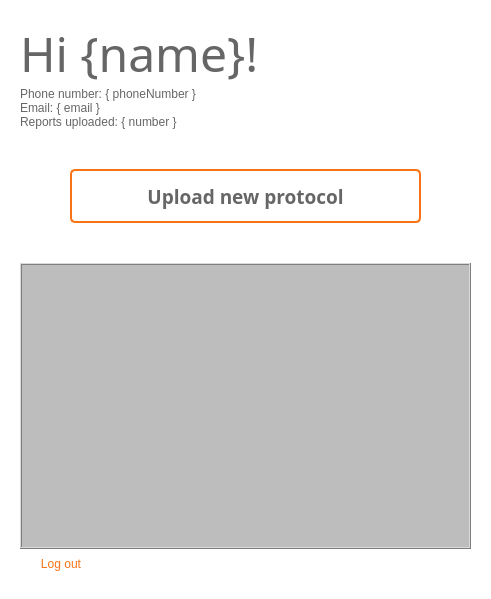
Above: userpanel.ui from Ph4sm4/FinelogApp before the change. Below: the same form after it.
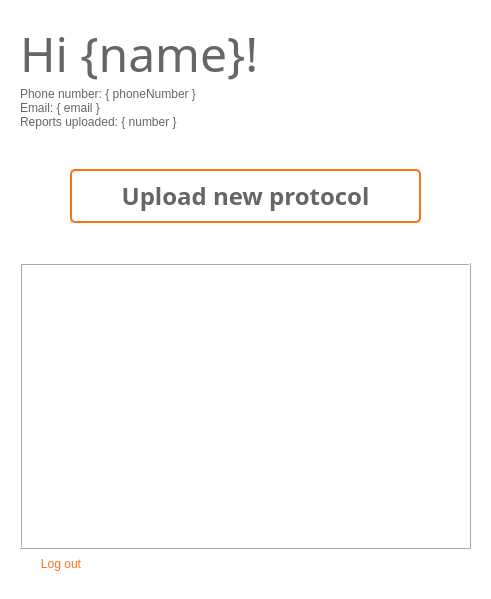
That is the form after the change. Icons and pictures are not drawn.

Commit message: more ui changes and database related work

```diff
--- a/userpanel.ui
+++ b/userpanel.ui
@@ -228,7 +228,7 @@
          <property name="font">
           <font>
            <family>Microsoft JhengHei</family>
-           <pointsize>14</pointsize>
+           <pointsize>18</pointsize>
            <italic>false</italic>
            <bold>true</bold>
           </font>
@@ -281,7 +281,7 @@
          </property>
          <property name="styleSheet">
           <string notr="true">QScrollArea {
-background-color: rgb(189, 189, 189)
+background-color: white;
 }
 QScrollBar:vertical {
         border: none;
@@ -334,9 +334,7 @@
            </rect>
           </property>
           <property name="styleSheet">
-           <string notr="true">QWidget {
-background-color: rgb(189, 189, 189)
-}</string>
+           <string notr="true"/>
           </property>
           <layout class="QVBoxLayout" name="verticalLayout_5"/>
          </widget>
```
Left out of the diff: 10 changed lines with no effect on the pictures. The commit also changes 7 other files.
